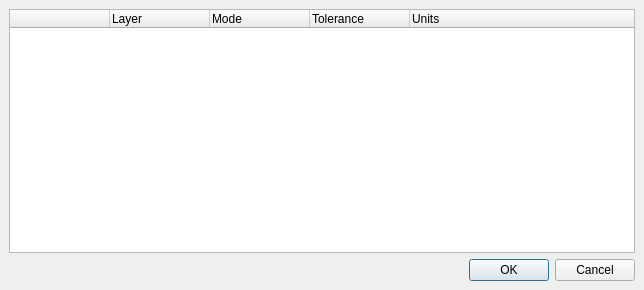
The window that qgis/src/ui/qgssnappingdialogbase.ui (sourcepole/qgis) describes before a commit, drawn with Qt 5.
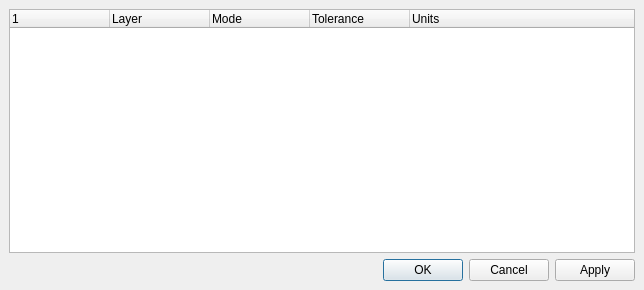
The same window after the commit.

Diff of the .ui file:
```diff
--- a/qgis/src/ui/qgssnappingdialogbase.ui
+++ b/qgis/src/ui/qgssnappingdialogbase.ui
@@ -30,7 +30,7 @@
      </property>
      <column>
       <property name="text">
-       <string> </string>
+       <string/>
       </property>
      </column>
      <column>
@@ -61,7 +61,7 @@
       <enum>Qt::Horizontal</enum>
      </property>
      <property name="standardButtons">
-      <set>QDialogButtonBox::Cancel|QDialogButtonBox::Ok</set>
+      <set>QDialogButtonBox::Apply|QDialogButtonBox::Cancel|QDialogButtonBox::Ok</set>
      </property>
     </widget>
    </item>
```
